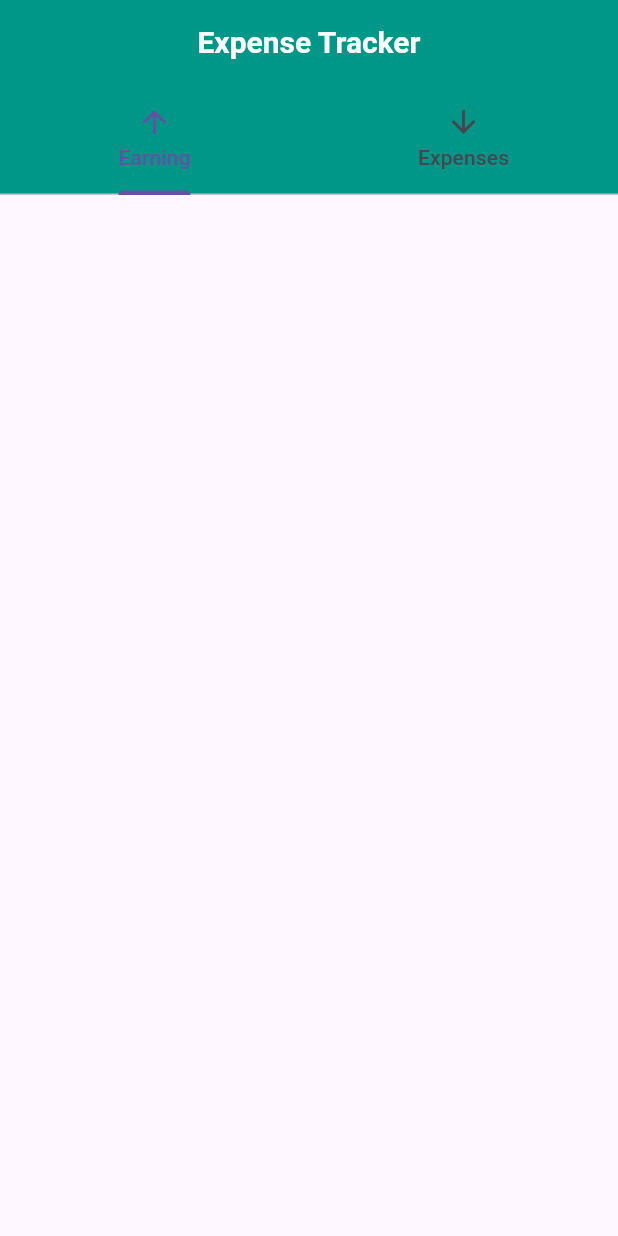
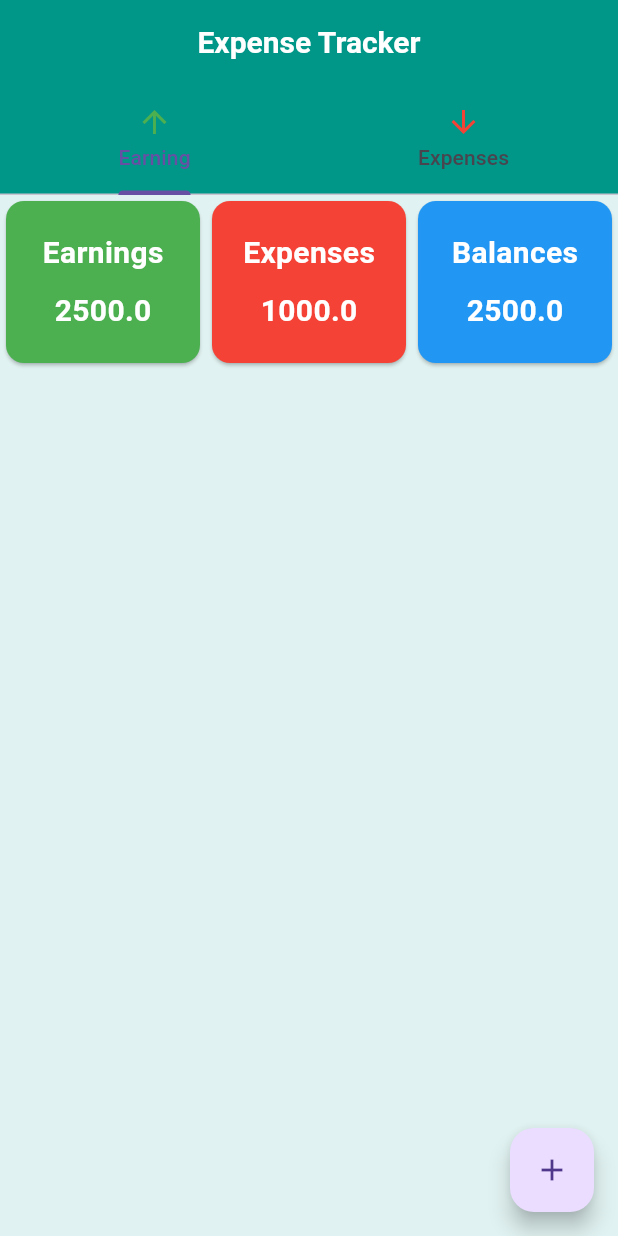
Before and after one commit to nahidmeraj765/basic-expense-tracker-app, a Flutter app: the screen it shows after launch, on a phone screen of 412 x 824 dp. Run offline on Flutter 3.47's test engine with Material 3 defaults, Android fonts, the phone set to English and light mode, and no system bars.

Commit message:
designed user interface

```diff
--- a/lib/home.dart
+++ b/lib/home.dart
@@ -7,13 +7,119 @@ class Home extends StatefulWidget {
   State<Home> createState() => _HomeState();
 }
 
-class _HomeState extends State<Home> with SingleTickerProviderStateMixin{
+class _HomeState extends State<Home> with SingleTickerProviderStateMixin {
   late TabController _tabController;
 
   @override
   void initState() {
     super.initState();
-    _tabController = TabController(length: 2, vsync: this,);
+    _tabController = TabController(length: 2, vsync: this);
+  }
+
+  void _FABOptions(context) {
+    showModalBottomSheet(
+      context: context,
+      builder: (context) {
+        return Padding(
+          padding: const EdgeInsets.all(20.0),
+          child: Row(
+            mainAxisAlignment: MainAxisAlignment.spaceEvenly,
+            children: [
+              ElevatedButton(
+                onPressed: () {
+                  Navigator.pop(context);
+                  showForm(isEarning: true);
+                },
+                style: ElevatedButton.styleFrom(backgroundColor: Colors.green),
+                child: Text(
+                  "Add Earning",
+                  style: TextStyle(
+                    fontWeight: FontWeight.bold,
+                    color: Colors.white,
+                  ),
+                ),
+              ),
+              ElevatedButton(
+                onPressed: () {
+                  Navigator.pop(context);
+                  showForm(isEarning: false);
+                },
+                style: ElevatedButton.styleFrom(backgroundColor: Colors.red),
+                child: Text(
+                  "Add Expense",
+                  style: TextStyle(
+                    fontWeight: FontWeight.bold,
+                    color: Colors.white,
+                  ),
+                ),
+              ),
+            ],
+          ),
+        );
+      },
+    );
+  }
+
+  void showForm({required isEarning}) {
+    showModalBottomSheet(
+      context: context,
+      builder: (context) {
+        return Padding(
+          padding: const EdgeInsets.all(20.0),
+          child: Column(
+            children: [
+              Text(
+                isEarning ? "Add Earning" : "Add Expense",
+                style: TextStyle(
+                  fontSize: 20,
+                  fontWeight: FontWeight.bold,
+                  color: isEarning ? Colors.green : Colors.red,
+                ),
+              ),
+              SizedBox(height: 20),
+              TextField(
+                decoration: InputDecoration(
+                  border: OutlineInputBorder(
+                    borderRadius: BorderRadius.circular(5),
+                  ),
+                  hintText: isEarning
+                      ? "Enter Earning Title"
+                      : "Enter Expense Title",
+                  hintStyle: TextStyle(
+                    color: isEarning ? Colors.green : Colors.red,
+                  ),
+                ),
+              ),
+              SizedBox(height: 20),
+              TextField(
+                decoration: InputDecoration(
+                  border: OutlineInputBorder(
+                    borderRadius: BorderRadius.circular(5),
+                  ),
+                  hintText: isEarning
+                      ? "Enter Earning Amount"
+                      : "Enter Expense Amount",
+                  hintStyle: TextStyle(
+                    color: isEarning ? Colors.green : Colors.red,
+                  ),
+                ),
+              ),
+              SizedBox(height: 20),
+              ElevatedButton(
+                onPressed: () {},
+                style: ElevatedButton.styleFrom(
+                  backgroundColor: isEarning ? Colors.green : Colors.red,
+                ),
+                child: Text(
+                  isEarning ? "Add Earning" : "Add Expense",
+                  style: TextStyle(fontWeight: FontWeight.bold, fontSize: 16, color: Colors.white),
+                ),
+              ),
+            ],
+          ),
+        );
+      },
+    );
   }
 
   @override
@@ -25,10 +131,83 @@ class _HomeState extends State<Home> with SingleTickerProviderStateMixin{
         bottom: TabBar(
           controller: _tabController,
           tabs: [
-          Tab(text: "Earning", icon: Icon(Icons.arrow_upward),),
-          Tab(text: "Expenses", icon: Icon(Icons.arrow_downward),),
-        ]),
+            Tab(
+              text: "Earning",
+              icon: Icon(Icons.arrow_upward, color: Colors.green),
+            ),
+            Tab(
+              text: "Expenses",
+              icon: Icon(Icons.arrow_downward, color: Colors.red),
+            ),
+          ],
+        ),
+      ),
+      backgroundColor: Colors.teal[50],
+      body: Column(
+        children: [
+          Row(
+            children: [
+              _buildSummaryCard(
+                title: "Earnings",
+                value: 2500,
+                color: Colors.green,
+              ),
+              _buildSummaryCard(
+                title: "Expenses",
+                value: 1000,
+                color: Colors.red,
+              ),
+              _buildSummaryCard(
+                title: "Balances",
+                value: 2500,
+                color: Colors.blue,
+              ),
+            ],
+          ),
+        ],
+      ),
+      floatingActionButton: FloatingActionButton(
+        onPressed: () {
+          _FABOptions(context);
+        },
+        child: Icon(Icons.add),
       ),
     );
   }
 }
+
+Widget _buildSummaryCard({
+  required String title,
+  required double value,
+  required Color color,
+}) {
+  return Expanded(
+    child: Card(
+      color: color,
+      child: Padding(
+        padding: const EdgeInsets.all(20.0),
+        child: Column(
+          children: [
+            Text(
+              title,
+              style: TextStyle(
+                fontWeight: FontWeight.bold,
+                fontSize: 20,
+                color: Colors.white,
+              ),
+            ),
+            SizedBox(height: 10),
+            Text(
+              value.toString(),
+              style: TextStyle(
+                fontWeight: FontWeight.bold,
+                fontSize: 20,
+                color: Colors.white,
+              ),
+            ),
+          ],
+        ),
+      ),
+    ),
+  );
+}
--- a/lib/myapp.dart
+++ b/lib/myapp.dart
@@ -9,15 +9,20 @@ class MyApp extends StatelessWidget {
     return MaterialApp(
       theme: ThemeData(
         brightness: Brightness.light,
+        primaryColor: Colors.purple,
+        primarySwatch: Colors.teal,
+        scaffoldBackgroundColor: Colors.tealAccent.shade100,
         appBarTheme: const AppBarTheme(
           color: Colors.teal,
-          titleTextStyle: TextStyle(
-            fontSize: 20,
-            fontWeight: FontWeight.bold,
+          titleTextStyle: TextStyle(fontSize: 20, fontWeight: FontWeight.bold),
+        ),
+        textTheme: TextTheme(
+          headlineMedium: TextStyle(
+            color: Colors.black,
           )
-        ),
+        )
       ),
       home: const Home(),
-      );
+    );
   }
 }
--- a/pubspec.yaml
+++ b/pubspec.yaml
@@ -39,12 +39,13 @@ dev_dependencies:
   flutter_test:
     sdk: flutter
 
+
   # The "flutter_lints" package below contains a set of recommended lints to
   # encourage good coding practices. The lint set provided by the package is
   # activated in the `analysis_options.yaml` file located at the root of your
   # package. See that file for information about deactivating specific lint
   # rules and activating additional ones.
-  flutter_lints: ^5.0.0
+  flutter_lints: ^6.0.0
 
 # For information on the generic Dart part of this file, see the
 # following page: https://dart.dev/tools/pub/pubspec
```
Also changed, not shown: pubspec.lock.
